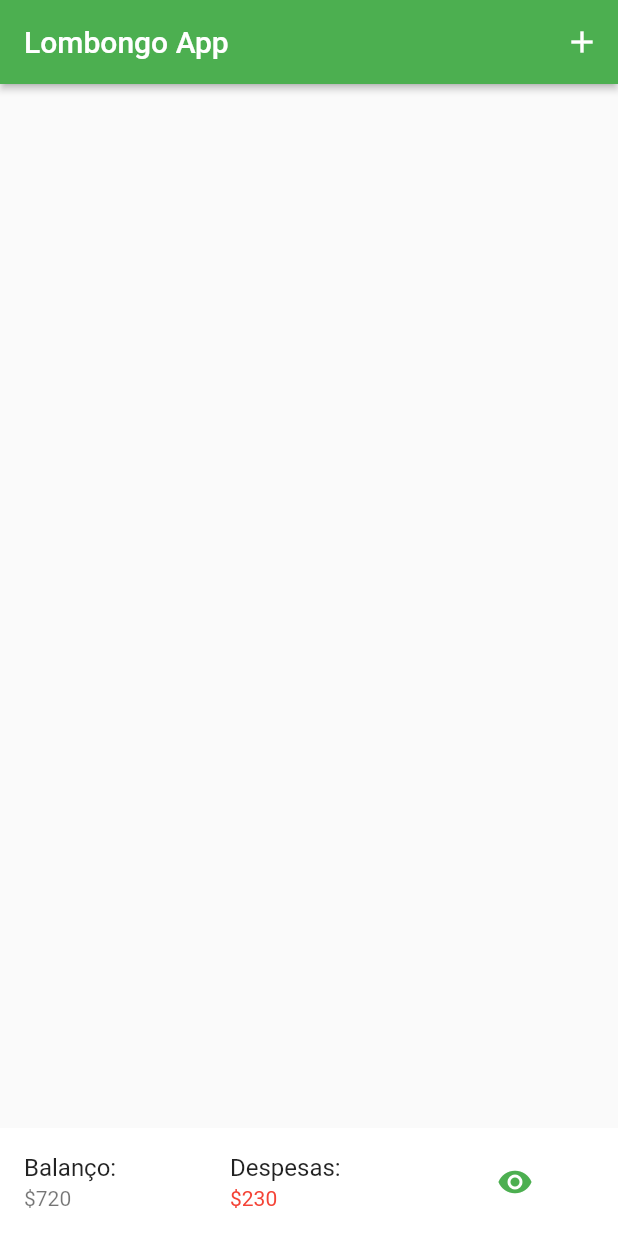
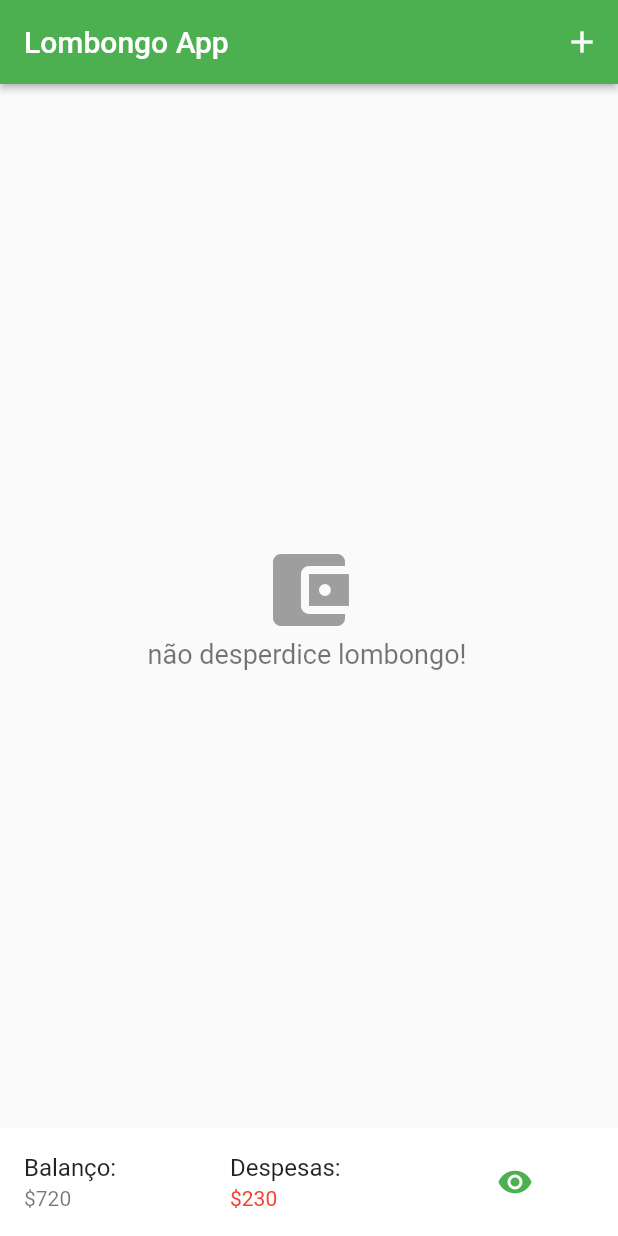
Before and after one commit to MarcioQuimbundo/lombongo, a Flutter app: the screen it shows after launch, on a phone screen of 412 x 824 dp. Run offline on Flutter 3.47's test engine with Material 2 defaults, Android fonts, the phone set to English and light mode, and no system bars.

Commit message:
icon e texto no centro do body

```diff
--- a/lib/main.dart
+++ b/lib/main.dart
@@ -15,6 +15,8 @@ class Home extends StatefulWidget {
 class _HomeState extends State<Home> {
   @override
   Widget build(BuildContext context) {
+    final mediaQuerydata = MediaQuery.of(context);
+    final size = mediaQuerydata.size.width;
     return Scaffold(
       appBar: AppBar(
         title: Text('Lombongo App'),
@@ -85,9 +87,25 @@ class _HomeState extends State<Home> {
                             ],
                           ),
                         ),
-                      )
-                    );
+                      ));
             },
+          ),
+        ],
+      ),
+      body: Stack(
+        children: <Widget>[
+          Center(
+            child: ListTile(
+              title: Icon(
+                Icons.account_balance_wallet,
+                size: 64.0,
+                color: Colors.grey,
+              ),
+              subtitle: Padding(
+                padding: EdgeInsets.only(left: size / 5.0),
+                child: Text('não desperdice lombongo!', style: TextStyle(fontSize: 18.0)),
+              ),
+            ),
           ),
         ],
       ),
@@ -116,7 +134,6 @@ class _HomeState extends State<Home> {
           ],
         ),
       ),
-      body: Container(),
     );
   }
 }
```
